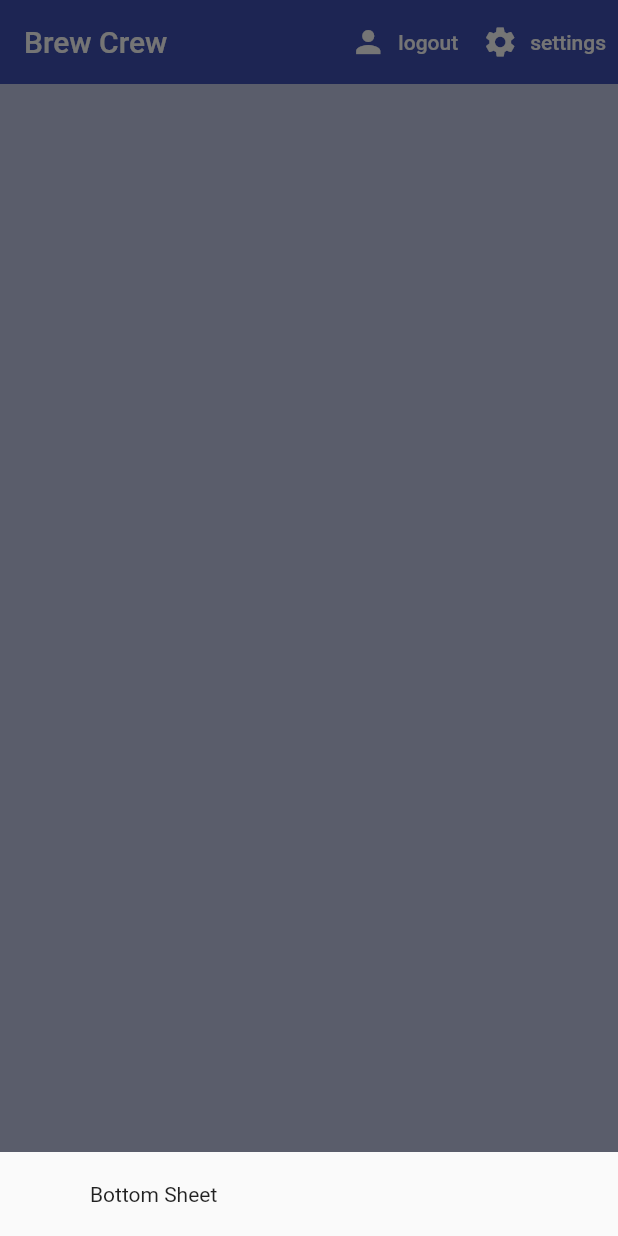
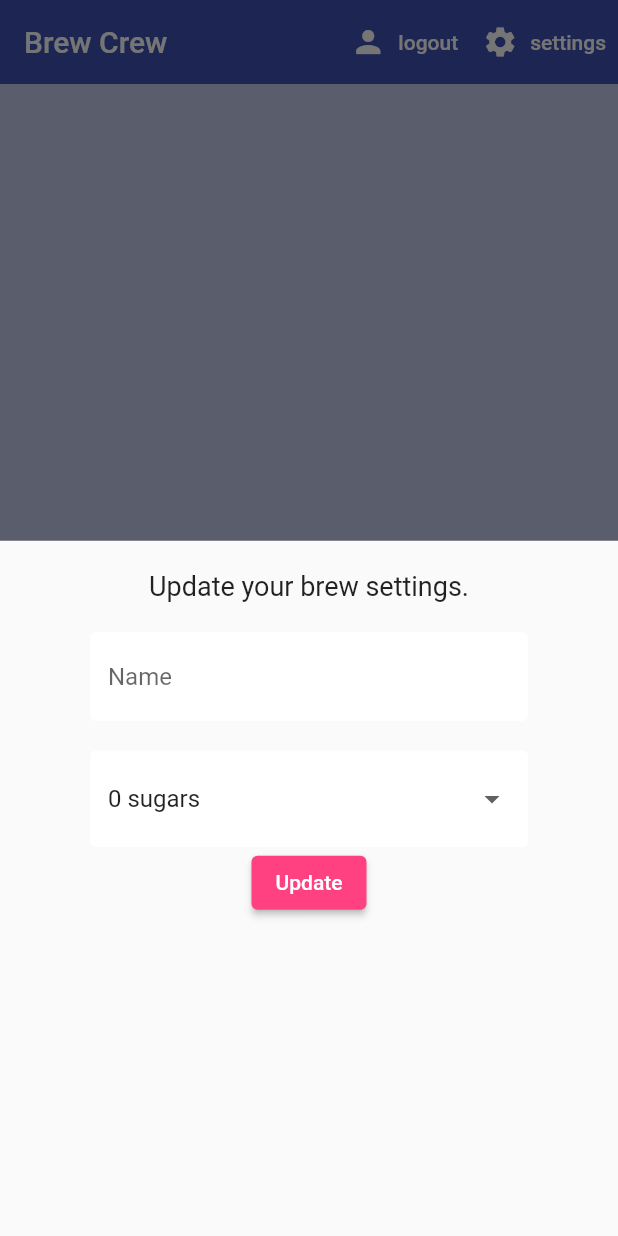
Before and after one commit to MalekImam/Reserve-Coffee-Flutter-Firebase, a Flutter app: the screen it shows once a user with an empty profile is signed in, after a tap on "settings", on a phone screen of 412 x 824 dp. Run offline on Flutter 3.47's test engine with Material 2 defaults, Android fonts, the phone set to English and light mode, and no system bars; our stand-ins replace cloud_firestore, firebase_auth, firebase_core, flutter_spinkit; accounts and stored records are empty.

Commit message:
Dropdown sugars

```diff
--- a/lib/screens/home/home.dart
+++ b/lib/screens/home/home.dart
@@ -1,9 +1,10 @@
-import 'package:brew_crew/models/brew.dart';
 import 'package:flutter/material.dart';
 import 'package:provider/provider.dart';
+import 'package:brew_crew/models/brew.dart';
 import 'package:brew_crew/services/auth.dart';
 import 'package:brew_crew/services/database.dart';
 import 'package:brew_crew/screens/home/brew_list.dart';
+import 'package:brew_crew/screens/home/settings_form.dart';
 
 class Home extends StatelessWidget {
   final AuthService _auth = AuthService();
@@ -16,7 +17,7 @@ class Home extends StatelessWidget {
           builder: (context) {
             return Container(
               padding: EdgeInsets.symmetric(vertical: 20.0, horizontal: 60.0),
-              child: Text('Bottom Sheet'),
+              child: SettingsForm(),
             );
           });
     }
--- /dev/null
+++ b/lib/screens/home/settings_form.dart
@@ -0,0 +1,70 @@
+import 'package:flutter/material.dart';
+import 'package:brew_crew/shared/constants.dart';
+
+class SettingsForm extends StatefulWidget {
+  SettingsForm({Key key}) : super(key: key);
+
+  @override
+  _SettingsFormState createState() => _SettingsFormState();
+}
+
+class _SettingsFormState extends State<SettingsForm> {
+  final _formKey = GlobalKey<FormState>();
+  final List<String> sugars = ['0', '1', '2', '3', '4'];
+
+  // form values
+  String _currentName;
+  String _currentSugars;
+  String _currentStrength;
+
+  @override
+  Widget build(BuildContext context) {
+    return Form(
+      key: _formKey,
+      child: Column(
+        children: <Widget>[
+          Text(
+            'Update your brew settings.',
+            style: TextStyle(fontSize: 18.0),
+          ),
+          SizedBox(
+            height: 20.0,
+          ),
+          TextFormField(
+            decoration: textInputDecoration.copyWith(hintText: 'Name'),
+            onChanged: (val) => setState(() => _currentName = val),
+            validator: (val) => val.isEmpty ? 'Please enter a name' : null,
+          ),
+          SizedBox(
+            height: 20.0,
+          ),
+          // dropdown
+          DropdownButtonFormField(
+            value: _currentSugars ?? '0',
+            decoration: textInputDecoration,
+            items: sugars
+                .map((sugar) => DropdownMenuItem(
+                      value: sugar,
+                      child: Text('$sugar sugars'),
+                    ))
+                .toList(),
+            onChanged: (val) => setState(() => _currentSugars = val),
+          ),
+          // slider
+          ElevatedButton(
+            child: Text(
+              'Update',
+              style: TextStyle(color: Colors.white),
+            ),
+            style: ElevatedButton.styleFrom(primary: Colors.pinkAccent),
+            onPressed: () async {
+              print(_currentName);
+              print(_currentSugars);
+              print(_currentStrength);
+            },
+          ),
+        ],
+      ),
+    );
+  }
+}
```
